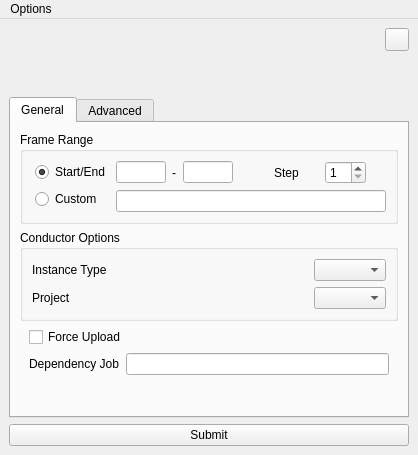
Above: conductor/resources/submitter.ui from AtomicConductor/conductor_client before the change. Below: the same form after it.
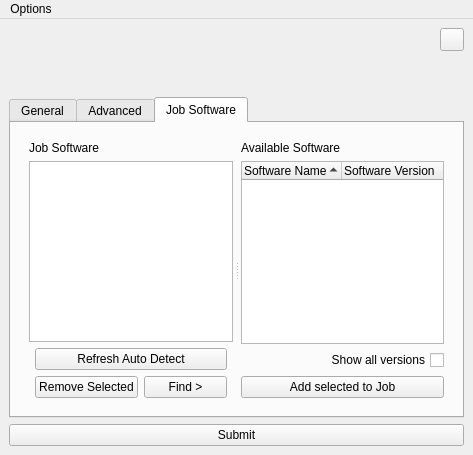
That is the form after the change. The open tabs and pages were chosen to show the change. Icons and pictures are not drawn.

Commit message:
[BREAKING CHANGE] added software packages support (quick and dirty)
- quick and dirty hard coded package match mechanism. Will make this
programatic/dynamic in upcoming release.
- removed usage of docker images
- updated render commands to include full executable (not just the args)

Patch:
```diff
--- a/conductor/resources/submitter.ui
+++ b/conductor/resources/submitter.ui
@@ -6,7 +6,7 @@
    <rect>
     <x>0</x>
     <y>0</y>
-    <width>418</width>
+    <width>473</width>
     <height>455</height>
    </rect>
   </property>
@@ -680,6 +680,198 @@
         </item>
        </layout>
       </widget>
+      <widget class="QWidget" name="ui_software_versions_tab">
+       <property name="toolTip">
+        <string>Job Software:
+When submitting a job, it's important to indicate which software packages the job requires.
+These are the software packages that will be made available when the job is run.
+If this is not indicated correctly, the job will likely fail or malfunction.
+Choose software packages from the &quot;Available Software&quot; list on the right and add them to your Job's packages (on the left).
+You will likely need to have a package for your host software (Maya, Nuke, etc), and potentially any plugins (Vray, Arnold, etc).</string>
+       </property>
+       <attribute name="title">
+        <string>Job Software</string>
+       </attribute>
+       <layout class="QVBoxLayout" name="verticalLayout_12">
+        <item>
+         <widget class="QWidget" name="widget" native="true">
+          <layout class="QVBoxLayout" name="verticalLayout_13">
+           <item>
+            <widget class="QSplitter" name="ui_packages_splitter">
+             <property name="orientation">
+              <enum>Qt::Horizontal</enum>
+             </property>
+             <property name="handleWidth">
+              <number>8</number>
+             </property>
+             <widget class="QWidget" name="widget_3" native="true">
+              <layout class="QVBoxLayout" name="verticalLayout_14">
+               <property name="margin">
+                <number>0</number>
+               </property>
+               <item>
+                <widget class="QLabel" name="label_9">
+                 <property name="text">
+                  <string>Job Software</string>
+                 </property>
+                </widget>
+               </item>
+               <item>
+                <widget class="QTreeWidget" name="ui_job_software_trwgt">
+                 <property name="styleSheet">
+                  <string notr="true"/>
+                 </property>
+                 <property name="selectionMode">
+                  <enum>QAbstractItemView::ExtendedSelection</enum>
+                 </property>
+                 <property name="indentation">
+                  <number>5</number>
+                 </property>
+                 <property name="sortingEnabled">
+                  <bool>true</bool>
+                 </property>
+                 <property name="headerHidden">
+                  <bool>true</bool>
+                 </property>
+                 <column>
+                  <property name="text">
+                   <string notr="true">1</string>
+                  </property>
+                 </column>
+                </widget>
+               </item>
+               <item>
+                <widget class="QWidget" name="widget_10" native="true">
+                 <layout class="QVBoxLayout" name="verticalLayout_10">
+                  <property name="leftMargin">
+                   <number>6</number>
+                  </property>
+                  <property name="topMargin">
+                   <number>0</number>
+                  </property>
+                  <property name="rightMargin">
+                   <number>6</number>
+                  </property>
+                  <property name="bottomMargin">
+                   <number>0</number>
+                  </property>
+                  <item>
+                   <widget class="QPushButton" name="ui_auto_detect_pbtn">
+                    <property name="toolTip">
+                     <string>Auto-detect and populate the software packages that should be used for your job</string>
+                    </property>
+                    <property name="text">
+                     <string>Refresh Auto Detect</string>
+                    </property>
+                   </widget>
+                  </item>
+                  <item>
+                   <widget class="QWidget" name="widget_11" native="true">
+                    <layout class="QHBoxLayout" name="horizontalLayout_2">
+                     <property name="margin">
+                      <number>0</number>
+                     </property>
+                     <item>
+                      <widget class="QPushButton" name="ui_remove_selected_pbtn">
+                       <property name="toolTip">
+                        <string>Remove selected packages from the Job Software pane.</string>
+                       </property>
+                       <property name="text">
+                        <string>Remove Selected</string>
+                       </property>
+                      </widget>
+                     </item>
+                     <item>
+                      <widget class="QPushButton" name="ui_find_pbtn">
+                       <property name="toolTip">
+                        <string>Find and highlight any selected Job packages in the &quot;Available Software&quot; pane.</string>
+                       </property>
+                       <property name="text">
+                        <string>Find &gt;</string>
+                       </property>
+                      </widget>
+                     </item>
+                    </layout>
+                   </widget>
+                  </item>
+                 </layout>
+                </widget>
+               </item>
+              </layout>
+             </widget>
+             <widget class="QWidget" name="widget_9" native="true">
+              <property name="toolTip">
+               <string>Available Software:
+A list of software packages that can be made available for your job.
+Select desired packages from this list and add them to your Job (on the left).</string>
+              </property>
+              <layout class="QVBoxLayout" name="verticalLayout_11">
+               <property name="margin">
+                <number>0</number>
+               </property>
+               <item>
+                <widget class="QLabel" name="label_8">
+                 <property name="text">
+                  <string>Available Software</string>
+                 </property>
+                </widget>
+               </item>
+               <item>
+                <widget class="QTreeWidget" name="ui_software_versions_trwgt">
+                 <property name="styleSheet">
+                  <string notr="true">/* font: 75 10pt; */</string>
+                 </property>
+                 <property name="selectionMode">
+                  <enum>QAbstractItemView::ExtendedSelection</enum>
+                 </property>
+                 <property name="sortingEnabled">
+                  <bool>true</bool>
+                 </property>
+                 <column>
+                  <property name="text">
+                   <string>Software Name</string>
+                  </property>
+                 </column>
+                 <column>
+                  <property name="text">
+                   <string>Software Version</string>
+                  </property>
+                 </column>
+                </widget>
+               </item>
+               <item>
+                <widget class="QCheckBox" name="ui_show_all_versions_chkbx">
+                 <property name="toolTip">
+                  <string>Display all versions of software available.
+When this is off, only software packages of a detected version are displayed.</string>
+                 </property>
+                 <property name="layoutDirection">
+                  <enum>Qt::RightToLeft</enum>
+                 </property>
+                 <property name="text">
+                  <string>Show all versions</string>
+                 </property>
+                </widget>
+               </item>
+               <item>
+                <widget class="QPushButton" name="ui_add_to_job_pbtn">
+                 <property name="toolTip">
+                  <string>Add the selected software packages (from the right panel) to the Job's software packages (the left panel).</string>
+                 </property>
+                 <property name="text">
+                  <string>Add selected to Job</string>
+                 </property>
+                </widget>
+               </item>
+              </layout>
+             </widget>
+            </widget>
+           </item>
+          </layout>
+         </widget>
+        </item>
+       </layout>
+      </widget>
      </widget>
     </item>
     <item>
```
Left out of the diff: 8 changed lines with no effect on the pictures. The commit also changes 13 other files.
